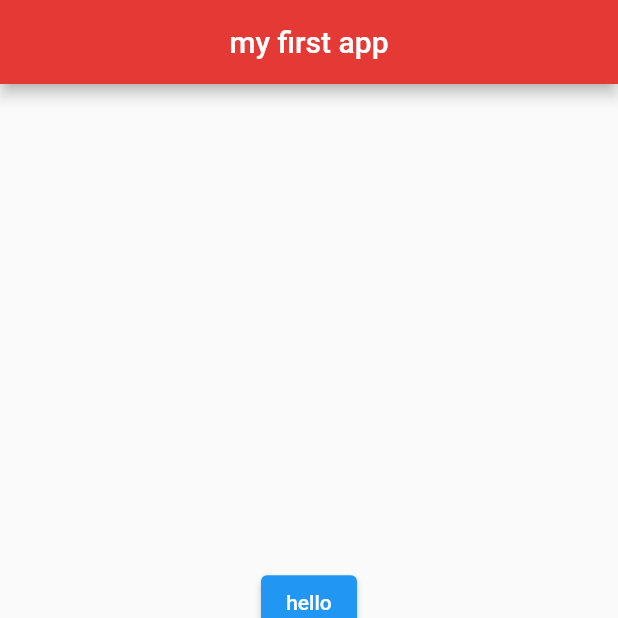
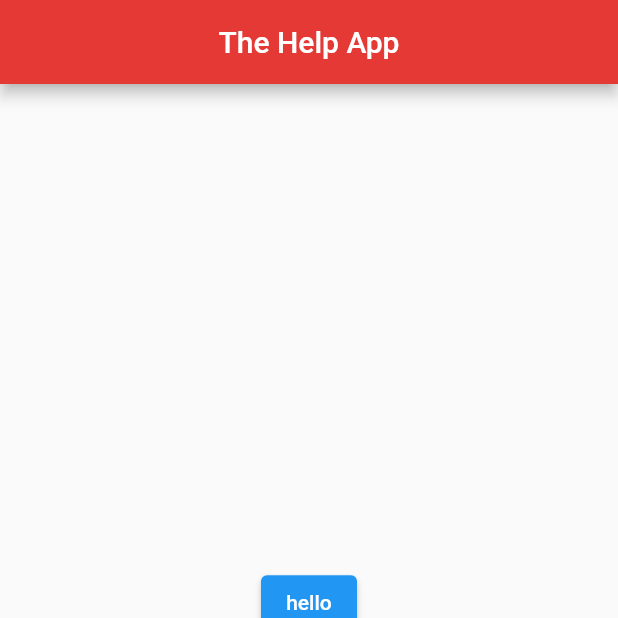
Before and after one commit to 14praveenk/Help-Flutter, a Flutter app: the screen it shows after launch, on a phone screen of 412 x 824 dp, the top half of it. Run offline on Flutter 3.47's test engine with Material 2 defaults, Android fonts, the light colour scheme and no system bars; drawn by our look-alikes of floating_bottom_navigation_bar.

Commit message:
Test Changes

```diff
--- a/lib/main.dart
+++ b/lib/main.dart
@@ -14,7 +14,7 @@ class Home extends StatelessWidget {
   Widget build(BuildContext context) {
     return Scaffold(
       appBar: AppBar(
-        title: Text('my first app'),
+        title: Text('The Help App'),
         centerTitle: true,
         backgroundColor: Colors.red[600],
       ),
```
Also changed, not shown: 2 other files.
